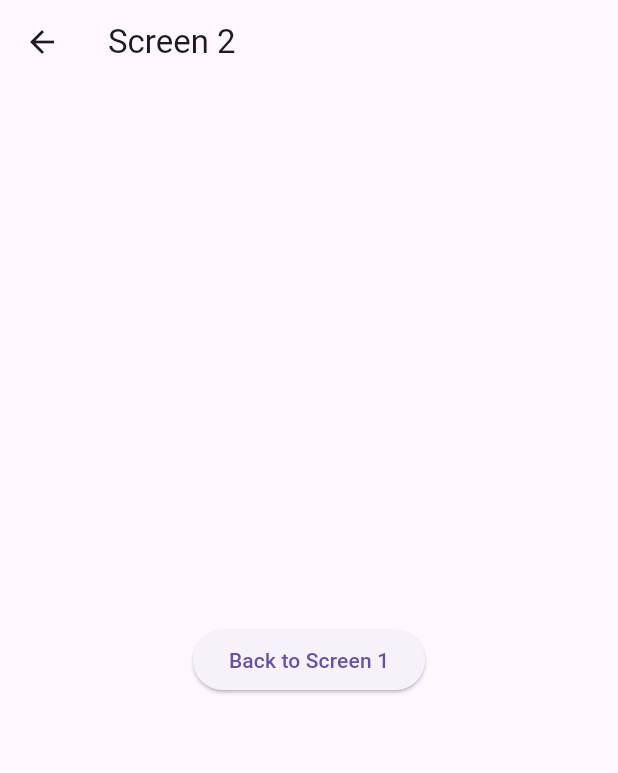
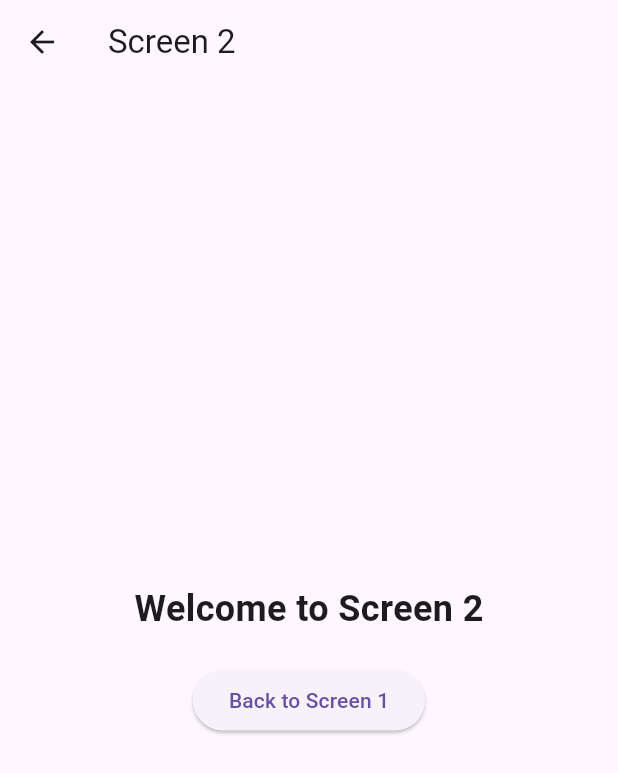
Before and after one commit to relente-patriciajoy/DIT3-1-PJCR-Act02, a Flutter app: the Screen2 screen opened directly, on a phone screen of 412 x 824 dp. Shown: the top 773 px of the screen. Run offline on Flutter 3.47's test engine with Material 3 defaults, Android fonts, the phone set to English and light mode, and no system bars.

Commit message:
refactor main.dart

```diff
--- a/multi_hello/lib/main.dart
+++ b/multi_hello/lib/main.dart
@@ -99,11 +99,21 @@ class _Screen2State extends State<Screen2> {
     return Scaffold(
       appBar: AppBar(title: Text("Screen 2")),
       body: Center(
-        child: ElevatedButton(
-          onPressed: () {
-            Navigator.pop(context);
-          },
-          child: Text("Back to Screen 1"),
+        child: Column(
+          mainAxisAlignment: MainAxisAlignment.center,
+          children: [
+            Text(
+              "Welcome to Screen 2",
+              style: TextStyle(fontSize: 24, fontWeight: FontWeight.bold),
+            ),
+            SizedBox(height: 20),
+            ElevatedButton(
+              onPressed: () {
+                Navigator.pop(context);
+              },
+              child: Text("Back to Screen 1"),
+            ),
+          ],
         ),
       ),
     );
```
